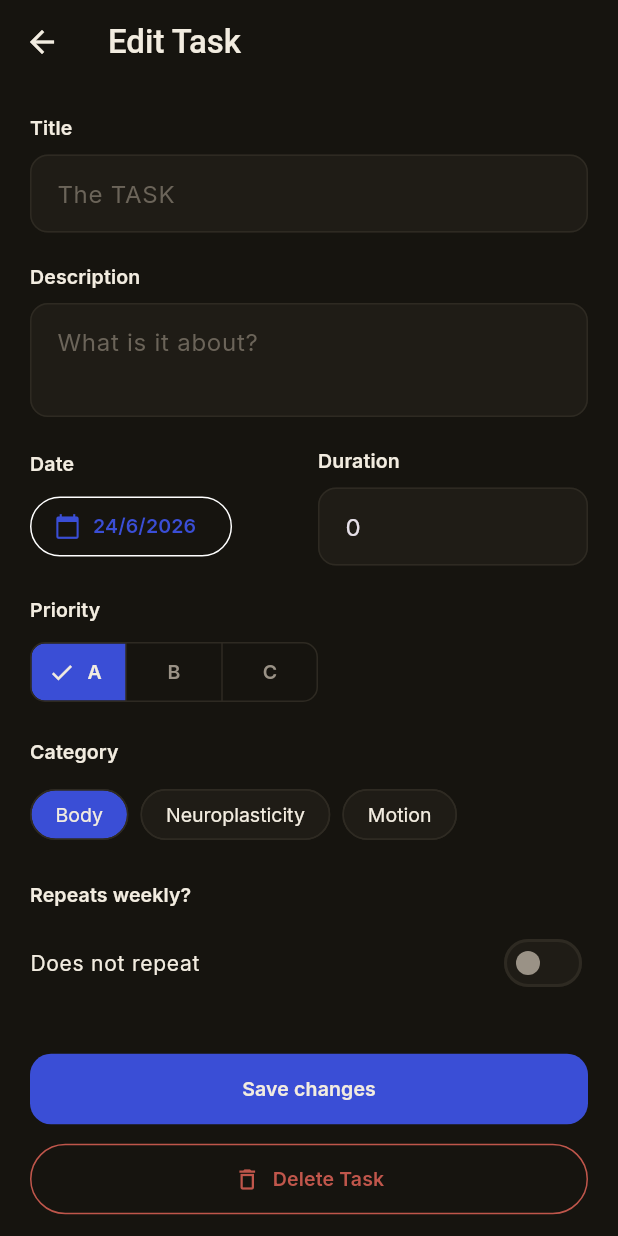
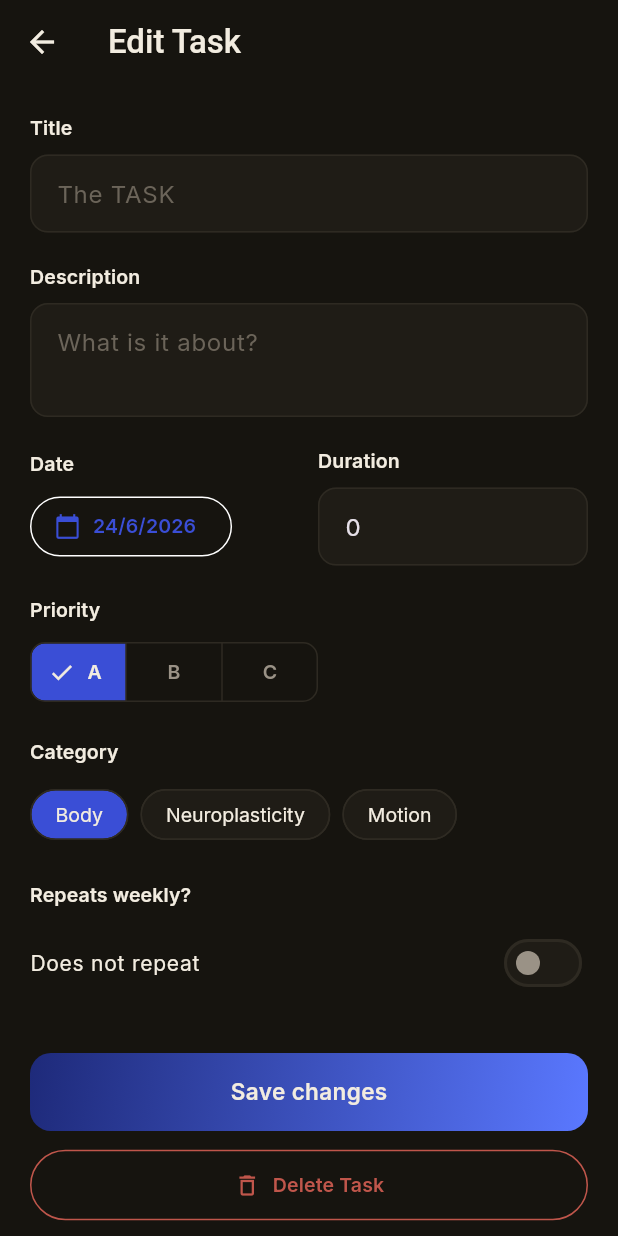
Before and after one commit to LastreWayne/Okami, a Flutter app: the EditTaskScreen screen opened directly with empty values, on a phone screen of 412 x 824 dp. Run offline on Flutter 3.47's test engine with Material 3 defaults, Android fonts, the phone set to English and light mode, and no system bars; our stand-ins replace google_fonts.

Commit message:
style(task-form): gradient primary button, themed inputs, mincho app bar
Co-Authored-By: Claude Opus 4.8 <noreply@anthropic.com>

```diff
--- a/lib/screens/neuroplasticity/edit_task_screen.dart
+++ b/lib/screens/neuroplasticity/edit_task_screen.dart
@@ -3,6 +3,7 @@ import 'package:provider/provider.dart';
 import 'package:okami/models/task_model.dart';
 import 'package:okami/providers/task_provider.dart';
 import '../../widgets/task_form_widgets.dart';
+import '../../widgets/app_widgets.dart';
 
 class EditTaskScreen extends StatefulWidget {
   //La task que se va a editar
@@ -101,10 +102,7 @@ class _EditTaskScreenState extends State<EditTaskScreen> {
             const FieldLabel('Title'),
             TextField(
               controller: _titleController,
-              decoration: const InputDecoration(
-                hintText: 'The TASK',
-                border: OutlineInputBorder()
-              ),
+              decoration: const InputDecoration(hintText: 'The TASK'),
             ),
 
             //Descripcion
@@ -113,10 +111,7 @@ class _EditTaskScreenState extends State<EditTaskScreen> {
             TextField(
               controller: _descriptionController,
               maxLines: 2,
-              decoration: const InputDecoration(
-                hintText: 'What is it about?',
-                border: OutlineInputBorder(),
-              ),
+              decoration: const InputDecoration(hintText: 'What is it about?'),
             ),
 
             //Fecha/hora y tiempo
@@ -151,10 +146,7 @@ class _EditTaskScreenState extends State<EditTaskScreen> {
                       TextField(
                         controller: _durationController,
                         keyboardType: TextInputType.number,
-                        decoration: const InputDecoration(
-                          hintText: 'How much?',
-                          border: OutlineInputBorder(),
-                        ),
+                        decoration: const InputDecoration(hintText: 'How much?'),
                       ),
 
                     ],
@@ -191,13 +183,7 @@ class _EditTaskScreenState extends State<EditTaskScreen> {
             const SizedBox(height: 32),
             SizedBox(
               width: double.infinity,
-              child: FilledButton(
-                onPressed: _saveChanges,
-                child: const Padding(
-                  padding: EdgeInsets.symmetric(vertical: 14),
-                  child: Text('Save changes'),
-                ),
-              ),
+              child: GradientButton(label: 'Save changes', onPressed: _saveChanges),
             ),
 
             //Boton para eliminar
```
Also changed, not shown: lib/screens/neuroplasticity/new_task_screen.dart (+5 -19 lines).
